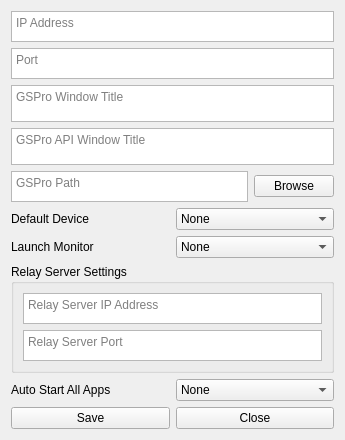
Above: src/SettingsForm.ui from springbok/MLM2PRO-GSPro-Connector before the change. Below: the same form after it.
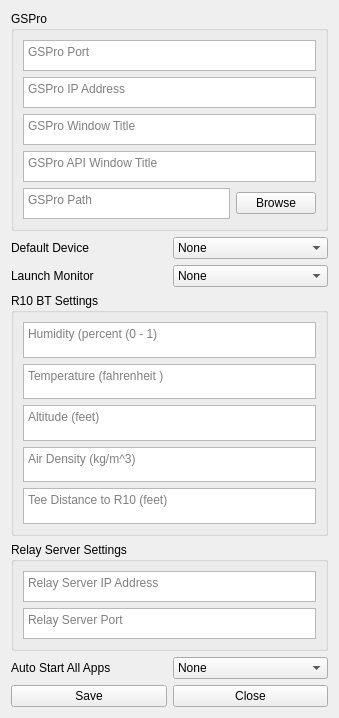
That is the form after the change.

```diff
--- a/src/SettingsForm.ui
+++ b/src/SettingsForm.ui
@@ -9,8 +9,8 @@
    <rect>
     <x>0</x>
     <y>0</y>
-    <width>345</width>
-    <height>440</height>
+    <width>339</width>
+    <height>718</height>
    </rect>
   </property>
   <property name="windowTitle">
@@ -22,35 +22,13 @@
      <item>
       <layout class="QVBoxLayout" name="verticalLayout">
        <item>
-        <layout class="QVBoxLayout" name="verticalLayout_3" stretch="1,1,0,0,0,0">
-         <property name="sizeConstraint">
-          <enum>QLayout::SetMinimumSize</enum>
+        <widget class="QGroupBox" name="r10_settings_groupbox_2">
+         <property name="title">
+          <string>GSPro</string>
          </property>
+         <layout class="QVBoxLayout" name="verticalLayout_7">
          <item>
-          <widget class="QPlainTextEdit" name="ipaddress_edit">
-           <property name="sizePolicy">
-            <sizepolicy hsizetype="Expanding" vsizetype="Minimum">
-             <horstretch>0</horstretch>
-             <verstretch>0</verstretch>
-            </sizepolicy>
-           </property>
-           <property name="minimumSize">
-            <size>
-             <width>0</width>
-             <height>31</height>
-            </size>
-           </property>
-           <property name="toolTip">
-            <string>IP Address</string>
-           </property>
-           <property name="tabChangesFocus">
-            <bool>true</bool>
-           </property>
-           <property name="placeholderText">
-            <string>IP Address</string>
-           </property>
-          </widget>
-         </item>
+           <layout class="QHBoxLayout" name="horizontalLayout_5">
          <item>
           <widget class="QPlainTextEdit" name="port_edit">
            <property name="sizePolicy">
@@ -72,7 +50,37 @@
             <bool>true</bool>
            </property>
            <property name="placeholderText">
-            <string>Port</string>
+               <string>GSPro Port</string>
+              </property>
+             </widget>
+            </item>
+           </layout>
+          </item>
+          <item>
+           <widget class="QPlainTextEdit" name="ipaddress_edit">
+            <property name="sizePolicy">
+             <sizepolicy hsizetype="Expanding" vsizetype="Minimum">
+              <horstretch>0</horstretch>
+              <verstretch>0</verstretch>
+             </sizepolicy>
+            </property>
+            <property name="minimumSize">
+             <size>
+              <width>0</width>
+              <height>31</height>
+             </size>
+            </property>
+            <property name="contextMenuPolicy">
+             <enum>Qt::PreventContextMenu</enum>
+            </property>
+            <property name="toolTip">
+             <string>GSPro IP Address</string>
+            </property>
+            <property name="tabChangesFocus">
+             <bool>true</bool>
+            </property>
+            <property name="placeholderText">
+             <string>GSPro IP Address</string>
            </property>
           </widget>
          </item>
@@ -150,6 +158,14 @@
            </item>
           </layout>
          </item>
+         </layout>
+        </widget>
+       </item>
+       <item>
+        <layout class="QVBoxLayout" name="verticalLayout_3" stretch="0">
+         <property name="sizeConstraint">
+          <enum>QLayout::SetMinimumSize</enum>
+         </property>
          <item>
           <layout class="QHBoxLayout" name="horizontalLayout_9">
            <item>
@@ -202,6 +218,143 @@
          </item>
         </layout>
        </item>
+       <item>
+        <widget class="QGroupBox" name="r10_settings_groupbox">
+         <property name="title">
+          <string>R10 BT Settings</string>
+         </property>
+         <layout class="QVBoxLayout" name="verticalLayout_6">
+          <item>
+           <widget class="QPlainTextEdit" name="r10_settings_humidity_edit">
+            <property name="sizePolicy">
+             <sizepolicy hsizetype="Expanding" vsizetype="Minimum">
+              <horstretch>0</horstretch>
+              <verstretch>0</verstretch>
+             </sizepolicy>
+            </property>
+            <property name="minimumSize">
+             <size>
+              <width>0</width>
+              <height>31</height>
+             </size>
+            </property>
+            <property name="toolTip">
+             <string>Humidity (percent (0 - 1)</string>
+            </property>
+            <property name="tabChangesFocus">
+             <bool>true</bool>
+            </property>
+            <property name="placeholderText">
+             <string>Humidity (percent (0 - 1)</string>
+            </property>
+           </widget>
+          </item>
+          <item>
+           <widget class="QPlainTextEdit" name="r10_settings_temperature_edit">
+            <property name="sizePolicy">
+             <sizepolicy hsizetype="Expanding" vsizetype="Minimum">
+              <horstretch>0</horstretch>
+              <verstretch>0</verstretch>
+             </sizepolicy>
+            </property>
+            <property name="minimumSize">
+             <size>
+              <width>0</width>
+              <height>31</height>
+             </size>
+            </property>
+            <property name="toolTip">
+             <string>Temperature (fahrenheit )</string>
+            </property>
+            <property name="tabChangesFocus">
+             <bool>true</bool>
+            </property>
+            <property name="placeholderText">
+             <string>Temperature (fahrenheit )</string>
+            </property>
+           </widget>
+          </item>
+          <item>
+           <widget class="QPlainTextEdit" name="r10_settings_altitude_edit">
+            <property name="sizePolicy">
+             <sizepolicy hsizetype="Expanding" vsizetype="Minimum">
+              <horstretch>0</horstretch>
+              <verstretch>0</verstretch>
+             </sizepolicy>
+            </property>
+            <property name="minimumSize">
+             <size>
+              <width>0</width>
+              <height>31</height>
+             </size>
+            </property>
+            <property name="toolTip">
+             <string>Altitude (feet)</string>
+            </property>
+            <property name="tabChangesFocus">
+             <bool>true</bool>
+            </property>
+            <property name="placeholderText">
+             <string>Altitude (feet)</string>
+            </property>
+           </widget>
+          </item>
+          <item>
+           <widget class="QPlainTextEdit" name="r10_settings_airdensity_edit">
+            <property name="sizePolicy">
+             <sizepolicy hsizetype="Expanding" vsizetype="Minimum">
+              <horstretch>0</horstretch>
+              <verstretch>0</verstretch>
+             </sizepolicy>
+            </property>
+            <property name="minimumSize">
+             <size>
+              <width>0</width>
+              <height>31</height>
+             </size>
+            </property>
+            <property name="toolTip">
+             <string>Air Density (kg/m^3)</string>
+            </property>
+            <property name="tabChangesFocus">
+             <bool>true</bool>
+            </property>
+            <property name="placeholderText">
+             <string>Air Density (kg/m^3)</string>
+            </property>
+           </widget>
+          </item>
+          <item>
+           <widget class="QPlainTextEdit" name="r10_settings_tee_distance_edit">
+            <property name="sizePolicy">
+             <sizepolicy hsizetype="Expanding" vsizetype="Minimum">
+              <horstretch>0</horstretch>
+              <verstretch>0</verstretch>
+             </sizepolicy>
+            </property>
+            <property name="minimumSize">
+             <size>
+              <width>0</width>
+              <height>31</height>
+             </size>
+            </property>
+            <property name="toolTip">
+             <string>Tee Distance to R10 (feet)</string>
+            </property>
+            <property name="tabChangesFocus">
+             <bool>true</bool>
+            </property>
+            <property name="placeholderText">
+             <string>Tee Distance to R10 (feet)</string>
+            </property>
+           </widget>
+          </item>
+          <item>
+           <layout class="QHBoxLayout" name="horizontalLayout_4"/>
+          </item>
+         </layout>
+        </widget>
+       </item>
        <item>
         <widget class="QGroupBox" name="groupBox">
          <property name="title">
@@ -291,6 +444,19 @@
        </item>
       </layout>
      </item>
+     <item>
+      <spacer name="verticalSpacer">
+       <property name="orientation">
+        <enum>Qt::Vertical</enum>
+       </property>
+       <property name="sizeHint" stdset="0">
+        <size>
+         <width>20</width>
+         <height>40</height>
+        </size>
+       </property>
+      </spacer>
+     </item>
      <item>
       <layout class="QHBoxLayout" name="horizontalLayout">
        <item>
```
Left out of the diff: 12 changed lines with no effect on the pictures. Lines whose indentation alone changed are shown as unchanged.
